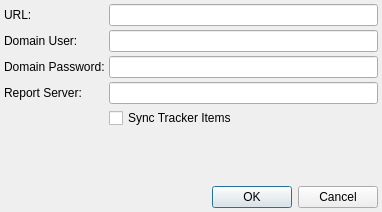
Before: the Qt Designer form plugins/forms/dialogIFSCloud.ui in kestermckinney/ProjectNotes, drawn with Qt 5.
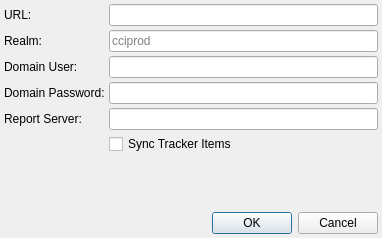
After: the same form once the commit is applied.

Commit message: Added IFS setting for realm

Patch:
```diff
--- a/plugins/forms/dialogIFSCloud.ui
+++ b/plugins/forms/dialogIFSCloud.ui
@@ -7,7 +7,7 @@
     <x>0</x>
     <y>0</y>
     <width>382</width>
-    <height>212</height>
+    <height>238</height>
    </rect>
   </property>
   <property name="windowTitle">
@@ -50,10 +50,25 @@
        </property>
       </widget>
      </item>
+     <item row="1" column="0">
+      <widget class="QLabel" name="labelRealm">
+       <property name="text">
+        <string>Realm:</string>
+       </property>
+      </widget>
+     </item>
      <item row="1" column="1">
+      <widget class="QLineEdit" name="lineEditRealm">
+       <property name="placeholderText">
+        <string>cciprod</string>
+       </property>
+      </widget>
+     </item>
+
+     <item row="2" column="1">
       <widget class="QLineEdit" name="lineEditDomainUser"/>
      </item>
-     <item row="1" column="0">
+     <item row="2" column="0">
       <widget class="QLabel" name="labelDomainUser">
        <property name="text">
         <string>Domain User:</string>
@@ -61,7 +76,7 @@
       </widget>
      </item>
 
-     <item row="2" column="0">
+     <item row="3" column="0">
       <widget class="QLabel" name="labelDomainPassword">
        <property name="text">
         <string>Domain Password:</string>
@@ -69,7 +84,7 @@
       </widget>
      </item>
 
-     <item row="2" column="1">
+     <item row="3" column="1">
       <widget class="QLineEdit" name="lineEditDomainPassword">
        <property name="echoMode">
         <enum>QLineEdit::Password</enum>
@@ -77,8 +92,6 @@
       </widget>
      </item>
 
-
-
      <item row="4" column="0">
       <widget class="QLabel" name="labelReportServer">
        <property name="text">
```
The commit also changes 2 other files.
